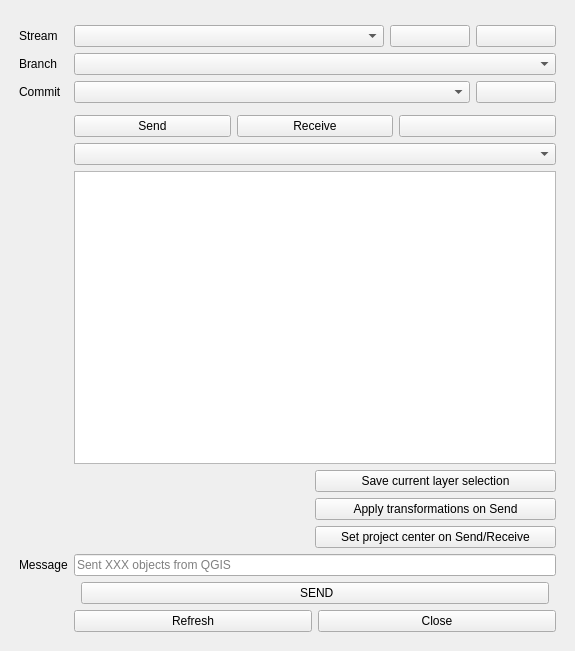
Qt form qt_ui/ui/dockwidget_main.ui (specklesystems/specklepy_qt_ui) before a commit.
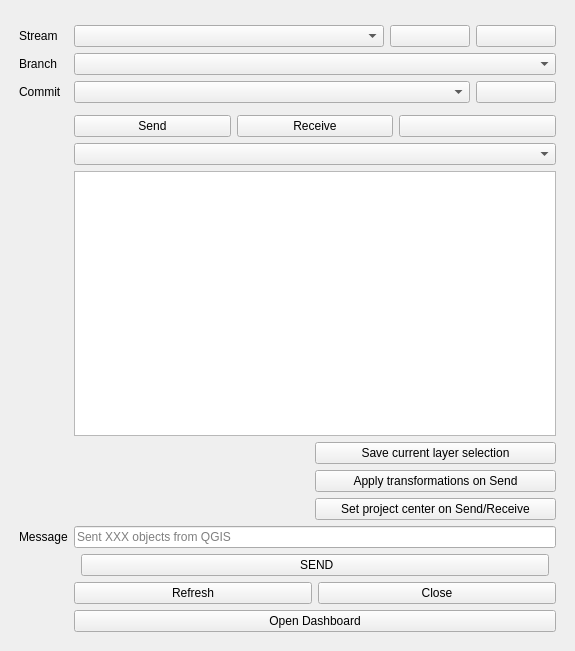
The same form after that commit.

```diff
--- a/qt_ui/ui/dockwidget_main.ui
+++ b/qt_ui/ui/dockwidget_main.ui
@@ -334,6 +334,23 @@
           </layout>
         </item>
 
+        <item row="14" column="1">
+          <layout class="QHBoxLayout" name="horizontalLayout">
+            
+            <item>
+              <widget class="QPushButton" name="open_dashboard">
+                <property name="enabled">
+                <bool>true</bool>
+                </property>
+                <property name="text">
+                <string>Open Dashboard</string>
+                </property>
+              </widget>
+            </item>
+
+          </layout>
+        </item>
+
        </layout>
       </item>
      </layout>
```
